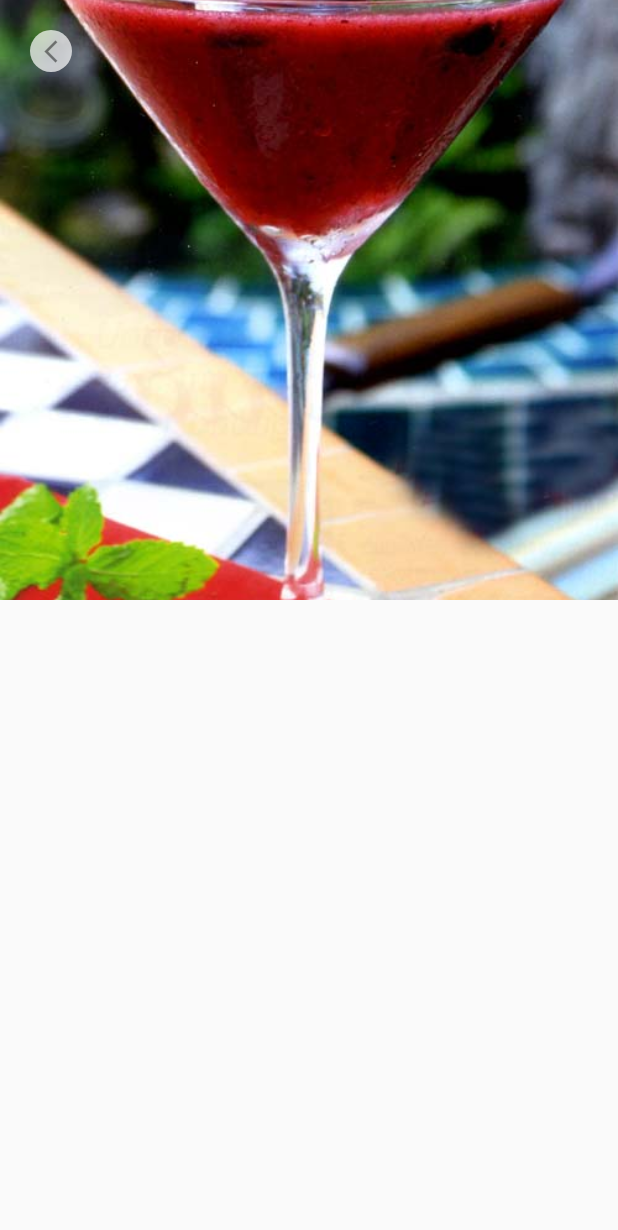
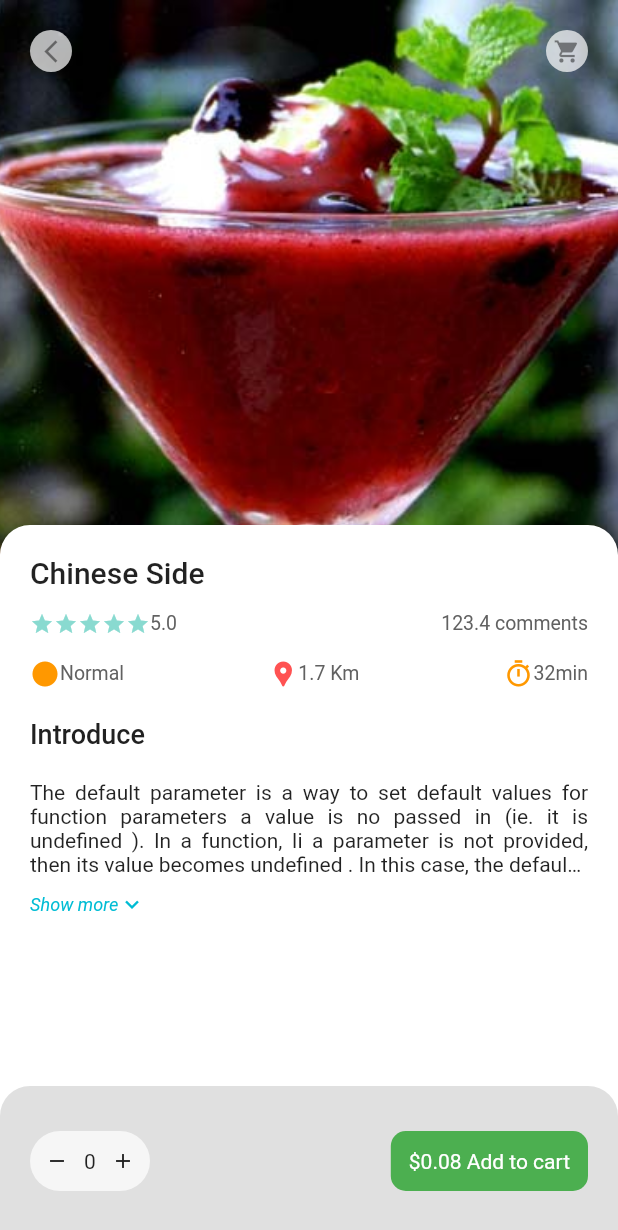
Before and after one commit to bsdaoquang/food-delivery, a Flutter app: the screen it shows after launch, on a phone screen of 412 x 824 dp. Shown: the top 1230 px of the screen. Run offline on Flutter 3.47's test engine with Material 2 defaults, Android fonts, the phone set to English and light mode, and no system bars; our stand-ins replace dots_indicator.

Commit message:
finish 2 screens

```diff
--- a/lib/food_detail/food_popular_detail.dart
+++ b/lib/food_detail/food_popular_detail.dart
@@ -1,5 +1,8 @@
 import 'package:flutter/material.dart';
+import 'package:flutter_learning/home/food_card_content.dart';
+import 'package:flutter_learning/widgets/show_more_button.dart';
 import 'package:flutter_learning/widgets/tab_bar_icon.dart';
+import 'package:flutter_learning/widgets/title_bar.dart';
 
 class FoodPopularDetail extends StatelessWidget {
   const FoodPopularDetail({Key? key}) : super(key: key);
@@ -10,7 +13,10 @@ class FoodPopularDetail extends StatelessWidget {
       body: Stack(
         children: [
           Positioned(
-
+              top: 0,
+              left: 0,
+              bottom: 10,
+              right: 0,
               child: Container(
                 height: 400,
                 child: Image.asset('assets/images/food1.jpg', height: 400, fit: BoxFit.cover, width: MediaQuery.of(context).size.width,)),
@@ -20,10 +26,82 @@ class FoodPopularDetail extends StatelessWidget {
             left: 20,
             right: 20,
             child: Row(
+              mainAxisAlignment: MainAxisAlignment.spaceBetween,
               children: const [
-                TabBarIcon(icon: Icons.arrow_back_ios_new)
+                TabBarIcon(icon: Icons.arrow_back_ios_new),
+                TabBarIcon(icon: Icons.shopping_cart)
               ],
-            ),)
+            ),),
+          Positioned(
+            left: 0,
+            right: 0,
+            top: 350,
+            bottom: 0,
+            child: Container(
+              padding:const EdgeInsets.all(20),
+              decoration: const BoxDecoration(
+                color: Colors.white,
+                borderRadius: BorderRadius.only(topRight: Radius.circular(20), topLeft: Radius.circular(20))
+              ),
+              child: Column(
+                crossAxisAlignment: CrossAxisAlignment.start,
+                children: [
+                  FoodCardContent(title: 'Biriani', commentCount: 123.4, distance: '1.7 Km', rate: 'Normal', starCount: 5, time: '32min',),
+                  const SizedBox(height: 20,),
+                  TitleBar(title: 'Introduce'),
+                  const SizedBox(height: 20,),
+                  const Text(
+                    'The default parameter is a way to set default values for function parameters a value is no passed in (ie. it is undefined ). '
+                        'In a function, Ii a parameter is not provided, then its value becomes undefined . '
+                        'In this case, the default value that we specify is applied by the compiler',
+                    style: TextStyle(overflow: TextOverflow.fade), textAlign: TextAlign.justify, maxLines: 4, overflow: TextOverflow.ellipsis,),
+                  const ShowMoreButton()
+                ],
+              )
+            ),
+          ),
+          Positioned(
+            bottom: 0,
+            right: 0,
+            left: 0,
+            height: 100,
+            child: Container(
+              padding: const EdgeInsets.all(20),
+              decoration: const BoxDecoration(color: Colors.black12,
+                borderRadius: BorderRadius.only(topLeft: Radius.circular(20), topRight: Radius.circular(20))
+              ),
+              child: Row(
+                mainAxisAlignment: MainAxisAlignment.spaceBetween,
+                children: [
+                  Container(
+                    width: 80,
+                    padding: const EdgeInsets.symmetric(vertical: 12, horizontal: 10),
+                    decoration: BoxDecoration(
+                      color: Colors.white70,
+                      borderRadius: BorderRadius.circular(20)
+                    ),
+                    child: Row(
+                      crossAxisAlignment: CrossAxisAlignment.center,
+                      mainAxisAlignment: MainAxisAlignment.spaceBetween,
+                      children:const [
+                         Icon(Icons.remove, size: 16,),
+                         Text('0'),
+                         Icon(Icons.add, size: 16,)
+                      ],
+                    ),
+                  ),
+                  Container(
+                    padding: const EdgeInsets.all(12),
+                    decoration: BoxDecoration(
+                      color: Colors.green,
+                      borderRadius: BorderRadius.circular(10)
+                    ),
+                    child: const Text('\$0.08 Add to cart', style: TextStyle(color: Colors.white),),
+                  )
+                ],
+              )
+            ),
+          )
         ],
       ),
     );
--- a/lib/home/food_card_content.dart
+++ b/lib/home/food_card_content.dart
@@ -23,20 +23,15 @@ class FoodCardContent extends StatelessWidget {
 
   @override
   Widget build(BuildContext context) {
-    return Container(
-
-      decoration: BoxDecoration(
-
-      ),
-      child: Column(
+    return Column(
       mainAxisAlignment: MainAxisAlignment.spaceBetween,
       crossAxisAlignment: CrossAxisAlignment.start,
       children: [
         TitleText(
           text: 'Chinese Side',
-            size: 18,
+          size: 20,
         ),
-
+       const SizedBox(height: 15,),
         Row(
           mainAxisAlignment: MainAxisAlignment.spaceBetween,
           children: [
@@ -57,7 +52,7 @@ class FoodCardContent extends StatelessWidget {
             DescText(text: '$commentCount comments'),
           ],
         ),
-
+        const SizedBox(height: 15,),
         Row(
           mainAxisAlignment: MainAxisAlignment.spaceBetween,
           crossAxisAlignment: CrossAxisAlignment.center,
@@ -65,28 +60,27 @@ class FoodCardContent extends StatelessWidget {
             Wrap(
               crossAxisAlignment: WrapCrossAlignment.center,
               children: [
-                  Icon(Icons.circle, color: Colors.orange, size: 20,),
+                const Icon(Icons.circle, color: Colors.orange, size: 20,),
                 DescText(text: rate),
               ],
             ),
             Wrap(
               crossAxisAlignment: WrapCrossAlignment.center,
               children: [
-                  Icon(Icons.location_pin, color: Colors.redAccent, size: 20,),
+                const Icon(Icons.location_pin, color: Colors.redAccent, size: 20,),
                 DescText(text: distance),
               ],
             ),
             Wrap(
               crossAxisAlignment: WrapCrossAlignment.center,
               children: [
-                  Icon(Icons.timer_outlined, color: Colors.orange, size: 20,),
+                const Icon(Icons.timer_outlined, color: Colors.orange, size: 20,),
                 DescText(text: time)
               ],
             )
           ],
         ),
       ],
-      ),
     );
   }
 }
--- /dev/null
+++ b/lib/widgets/show_more_button.dart
@@ -0,0 +1,18 @@
+import 'package:flutter/material.dart';
+
+class ShowMoreButton extends StatelessWidget {
+  const ShowMoreButton({Key? key}) : super(key: key);
+
+  @override
+  Widget build(BuildContext context) {
+    return Container(
+      margin: const EdgeInsets.only(top: 10),
+      child:Row(
+        children: const [
+          Text('Show more', style: TextStyle(color: Colors.cyan, fontStyle: FontStyle.italic, fontSize: 12),),
+          Icon(Icons.keyboard_arrow_down, size: 18, color: Colors.cyan,)
+        ],
+      ) ,
+    ) ;
+  }
+}
--- a/lib/widgets/title_bar.dart
+++ b/lib/widgets/title_bar.dart
@@ -5,16 +5,15 @@ class TitleBar extends StatelessWidget {
   final String title;
   String desc;
 
-  TitleBar({Key? key, required this.title, required this.desc}) : super(key: key);
+  TitleBar({Key? key, required this.title,  this.desc = ''}) : super(key: key);
 
   @override
   Widget build(BuildContext context) {
     return Container(
-      padding: const EdgeInsets.symmetric(horizontal: 20),
       child: Row(
         crossAxisAlignment: CrossAxisAlignment.end,
         children: [
-          Text(title, style: const TextStyle(fontSize: 18, fontWeight: FontWeight.w700, color: Color(0xff212121)),),
+          Text(title, style: const TextStyle(fontSize: 18, fontWeight: FontWeight.w500, color: Color(0xff212121)),),
           const SizedBox(width: 20,),
           Text(desc, style: const TextStyle(fontSize: 14, color: Color(0xff676767)),)
         ],
--- a/lib/widgets/title_text.dart
+++ b/lib/widgets/title_text.dart
@@ -10,6 +10,6 @@ class TitleText extends StatelessWidget {
 
   @override
   Widget build(BuildContext context) {
-    return Text(text, style: TextStyle(color: color, fontSize: size, overflow: textOverflow, fontWeight: FontWeight.w400),);
+    return Text(text, style: TextStyle(color: color, fontSize: size, overflow: textOverflow, fontWeight: FontWeight.w500),);
   }
 }
```
Lines whose indentation alone changed are shown as unchanged.
